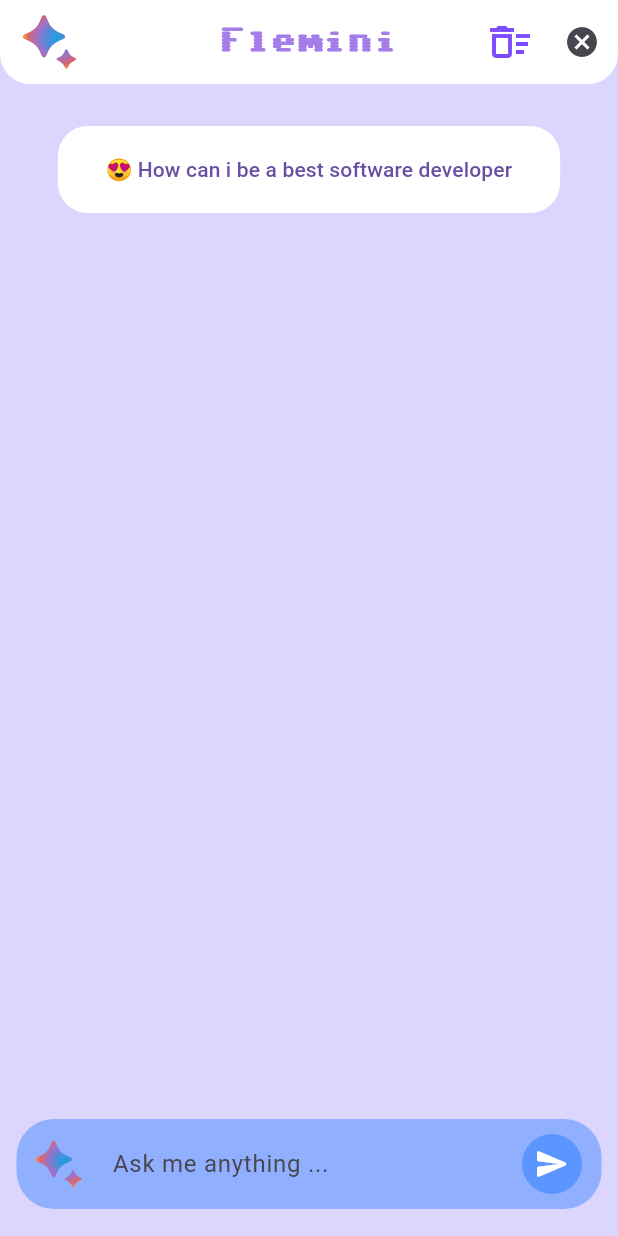
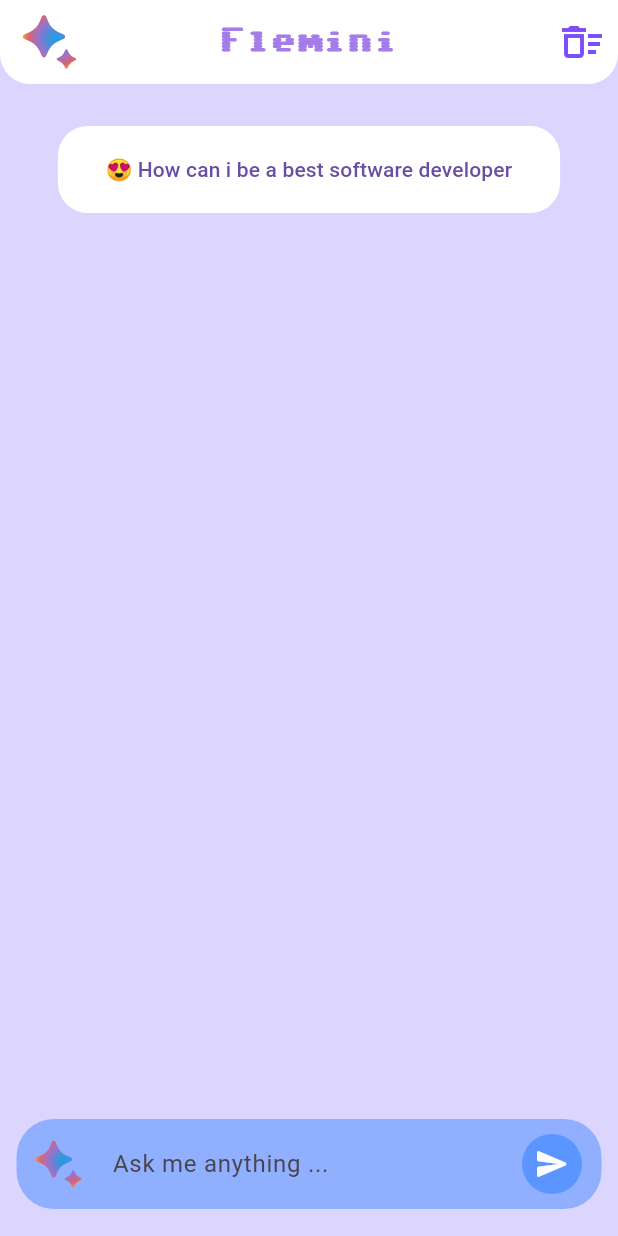
Before and after one commit to birmehto/Flemini, a Flutter app: the screen it shows after launch, on a phone screen of 412 x 824 dp. Run offline on Flutter 3.47's test engine with Material 3 defaults, Android fonts, the light colour scheme and no system bars; our stand-ins replace flutter_svg, get.

Commit message:
App bar changes

```diff
--- a/lib/home_page.dart
+++ b/lib/home_page.dart
@@ -54,11 +54,6 @@ class _HomePageState extends State<HomePage> {
                 size: 32,
                 color: Colors.deepPurpleAccent,
               )),
-          IconButton(
-              onPressed: () {
-                controller.stopResponse();
-              },
-              icon: const Icon(Icons.cancel))
         ],
       ),
       body: Padding(
```
